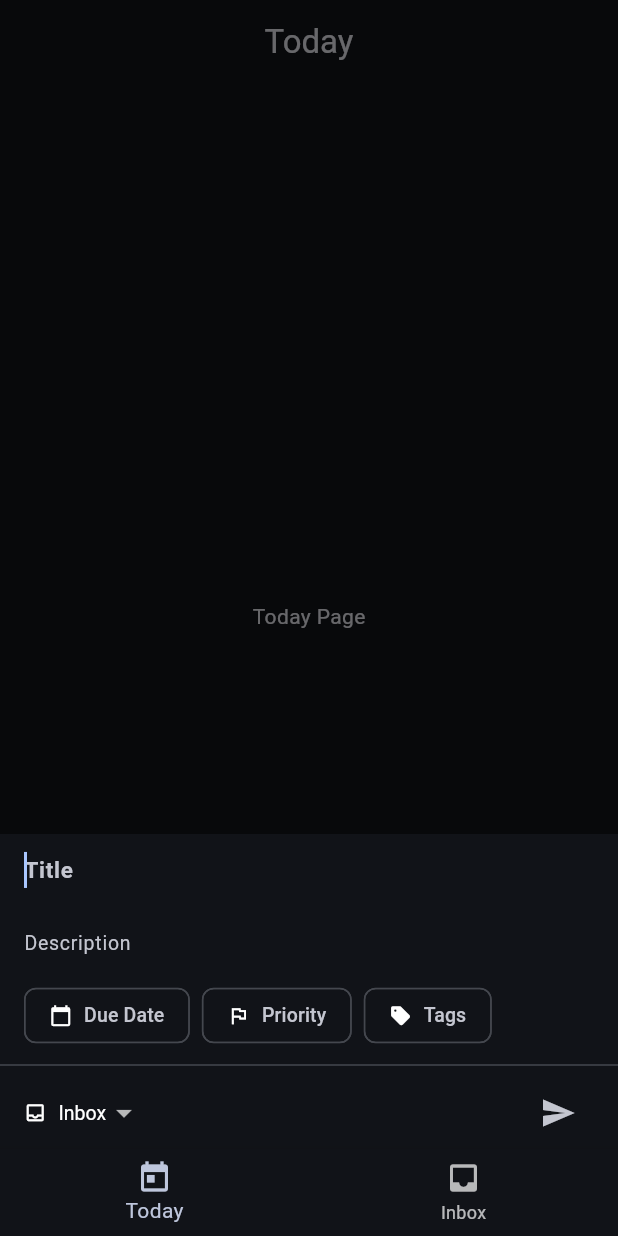
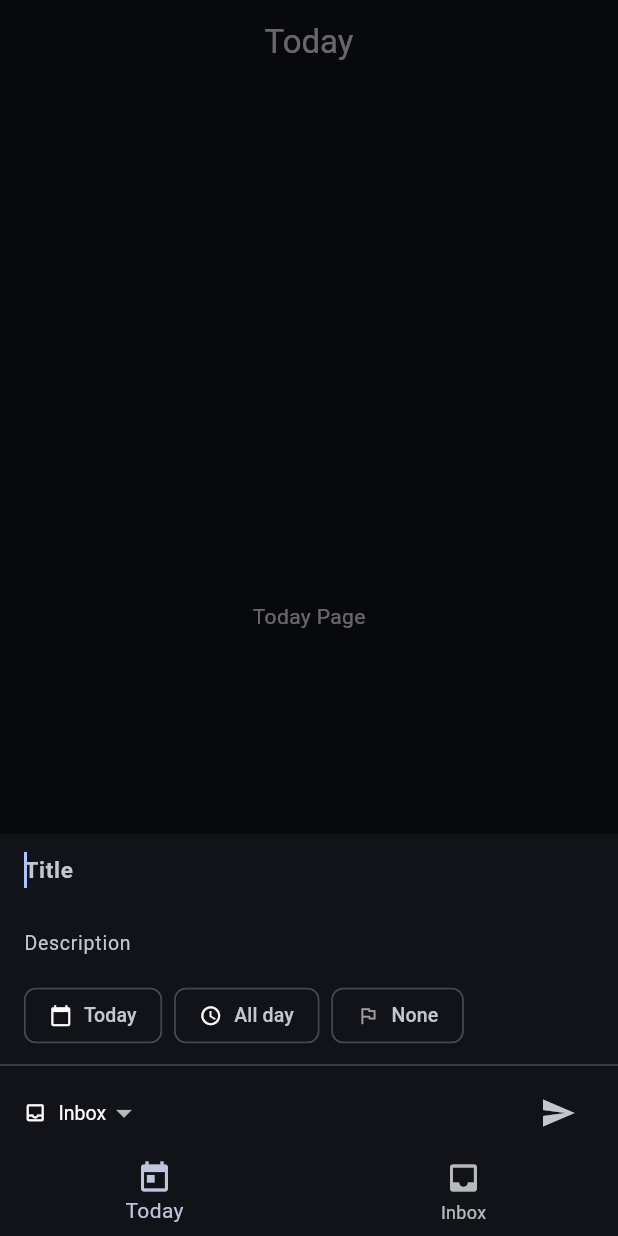
Before and after one commit to CesaTor/trackus, a Flutter app: the screen it shows after launch, after a tap on the "add" icon, on a phone screen of 412 x 824 dp. Run offline on Flutter 3.47's test engine with Material 3 defaults, Android fonts, the phone set to English and light mode, and no system bars; our stand-ins replace bloc, equatable, flutter_bloc, go_router, google_fonts, isar; accounts and stored records are empty; generated files the repository leaves out were written again.

Commit message:
date time priority pickers

```diff
--- a/lib/core/extensions/date.dart
+++ b/lib/core/extensions/date.dart
@@ -1,4 +1,23 @@
+import 'package:flutter/material.dart';
+import 'package:intl/intl.dart';
+import 'package:trackus/lib.dart';
+
 extension DateTimeExtension on DateTime {
   DateTime get start => DateTime(year, month, day);
   DateTime get end => DateTime(year, month, day, 23, 59, 59);
+
+  bool isSame(DateTime other) => difference(other) == Duration.zero;
+
+  String get humanString {
+    if (isSame(today)) {
+      return 'Today';
+    } else if (isSame(tomorrow)) {
+      return 'Tomorrow';
+    }
+    return DateFormat('dd MMM').format(this);
+  }
 }
+
+extension TimeOfDayExtension on TimeOfDay {
+  TimeOfDay get end => const TimeOfDay(hour: 23, minute: 59);
+}
--- a/lib/core/global.dart
+++ b/lib/core/global.dart
@@ -1,4 +1,5 @@
 import 'package:flutter/material.dart';
+import 'package:trackus/core/extensions/extensions.dart';
 
 final defaultColor = projectColors.first;
 
@@ -38,3 +39,7 @@ final projectColors = [
   Colors.deepPurpleAccent,
   Colors.white,
 ];
+
+DateTime get today => DateTime.now().end;
+
+DateTime get tomorrow => DateTime.now().add(const Duration(days: 1)).end;
--- a/lib/core/models/priority.dart
+++ b/lib/core/models/priority.dart
@@ -1 +1,31 @@
+import 'package:flutter/material.dart';
+
 enum Priority { low, medium, high, none }
+
+extension PriorityExtension on Priority {
+  Color get color {
+    switch (this) {
+      case Priority.low:
+        return Colors.green;
+      case Priority.medium:
+        return Colors.orange;
+      case Priority.high:
+        return Colors.red;
+      case Priority.none:
+        return Colors.grey;
+    }
+  }
+
+  String get name {
+    switch (this) {
+      case Priority.low:
+        return 'Low';
+      case Priority.medium:
+        return 'Medium';
+      case Priority.high:
+        return 'High';
+      case Priority.none:
+        return 'None';
+    }
+  }
+}
--- a/lib/features/today/presentation/widgets/item_adder.dart
+++ b/lib/features/today/presentation/widgets/item_adder.dart
@@ -1,4 +1,5 @@
 import 'package:flutter/material.dart';
+import 'package:trackus/core/extensions/extensions.dart';
 import 'package:trackus/lib.dart';
 
 part 'item_adder_options.dart';
--- a/lib/features/today/presentation/widgets/item_adder_options.dart
+++ b/lib/features/today/presentation/widgets/item_adder_options.dart
@@ -16,10 +16,15 @@ class ItemAdderOptions extends StatefulWidget {
 
 class _ItemAdderOptionsState extends State<ItemAdderOptions> {
   late Project project;
+  late DateTime dueDate;
+  TimeOfDay? dueTime;
+  late Priority priority;
 
   @override
   void initState() {
     project = widget.projects.first;
+    dueDate = DateTime.now().end;
+    priority = Priority.none;
     super.initState();
   }
 
@@ -33,37 +38,32 @@ class _ItemAdderOptionsState extends State<ItemAdderOptions> {
             scrollDirection: Axis.horizontal,
             children: [
               const SizedBox(width: 16),
-              const Chip(
-                label: Row(
-                  children: [
-                    Icon(Icons.calendar_today, size: 15),
-                    SizedBox(width: 8),
-                    Text('Due Date', style: TextStyle(fontSize: 13)),
-                  ],
-                ),
+              _ItemDatePicker(
+                currentDate: dueDate,
+                onChange: (value) => setState(() => dueDate = value),
               ),
               const SizedBox(width: 8),
-              const Chip(
-                label: Row(
-                  children: [
-                    Icon(Icons.flag_outlined, size: 15),
-                    SizedBox(width: 8),
-                    Text('Priority', style: TextStyle(fontSize: 13)),
-                  ],
-                ),
+              _ItemTimePicker(
+                currentTime: dueTime,
+                onChange: (value) => setState(() => dueTime = value),
               ),
               const SizedBox(width: 8),
-              Chip(
-                label: Row(
-                  children: [
-                    Transform.flip(
-                      child: const Icon(Icons.sell, size: 15),
-                    ),
-                    const SizedBox(width: 8),
-                    const Text('Tags', style: TextStyle(fontSize: 13)),
-                  ],
-                ),
+              _ItemPriorityPicker(
+                currentPriority: priority,
+                onChange: (value) => setState(() => priority = value),
               ),
+              const SizedBox(width: 8),
+              // Chip(
+              //   label: Row(
+              //     children: [
+              //       Transform.flip(
+              //         child: const Icon(Icons.sell, size: 15),
+              //       ),
+              //       const SizedBox(width: 8),
+              //       const Text('Tags', style: TextStyle(fontSize: 13)),
+              //     ],
+              //   ),
+              // ),
             ],
           ),
         ),
@@ -111,3 +111,130 @@ class _ItemAdderOptionsState extends State<ItemAdderOptions> {
     );
   }
 }
+
+class _ItemDatePicker extends StatelessWidget {
+  const _ItemDatePicker({
+    required this.currentDate,
+    required this.onChange,
+  });
+
+  final DateTime currentDate;
+  final void Function(DateTime value) onChange;
+
+  @override
+  Widget build(BuildContext context) {
+    return GestureDetector(
+      onTap: () async {
+        final now = DateTime.now();
+        final last = now.add(const Duration(days: 365));
+        final res = (await showDatePicker(
+          context: context,
+          initialDate: now,
+          firstDate: now,
+          lastDate: last,
+        ))
+            ?.end;
+        if (res == null) return;
+        onChange(res);
+      },
+      child: Chip(
+        label: Row(
+          children: [
+            const Icon(Icons.calendar_today, size: 15),
+            const SizedBox(width: 8),
+            Text(
+              currentDate.humanString,
+              style: const TextStyle(fontSize: 13),
+            ),
+          ],
+        ),
+      ),
+    );
+  }
+}
+
+class _ItemTimePicker extends StatelessWidget {
+  const _ItemTimePicker({
+    required this.currentTime,
+    required this.onChange,
+  });
+
+  final TimeOfDay? currentTime;
+  final void Function(TimeOfDay value) onChange;
+
+  @override
+  Widget build(BuildContext context) {
+    return GestureDetector(
+      onTap: () async {
+        final res = await showTimePicker(
+          context: context,
+          initialTime: const TimeOfDay(hour: 12, minute: 0),
+        );
+        if (res == null) return;
+        onChange(res);
+      },
+      child: Chip(
+        label: Row(
+          children: [
+            const Icon(Icons.schedule, size: 15),
+            const SizedBox(width: 8),
+            Text(
+              shortTime(currentTime),
+              style: const TextStyle(fontSize: 13),
+            ),
+          ],
+        ),
+      ),
+    );
+  }
+
+  String shortTime(TimeOfDay? tod) {
+    if (tod == null) return 'All day';
+    return '${tod.hour}:${tod.minute < 10 ? '0' : ''}${tod.minute}';
+  }
+}
+
+class _ItemPriorityPicker extends StatelessWidget {
+  const _ItemPriorityPicker({
+    required this.currentPriority,
+    required this.onChange,
+  });
+
+  final Priority currentPriority;
+  final void Function(Priority value) onChange;
+
+  @override
+  Widget build(BuildContext context) {
+    return PopupMenuButton<Priority>(
+      itemBuilder: (context) {
+        return Priority.values
+            .map(
+              (e) => PopupMenuItem(
+                value: e,
+                child: Row(
+                  children: [
+                    Icon(Icons.flag_outlined, size: 15, color: e.color),
+                    const SizedBox(width: 8),
+                    Text(e.name),
+                  ],
+                ),
+              ),
+            )
+            .toList();
+      },
+      onSelected: onChange,
+      child: Chip(
+        label: Row(
+          children: [
+            Icon(Icons.flag_outlined, size: 15, color: currentPriority.color),
+            const SizedBox(width: 8),
+            Text(
+              currentPriority.name,
+              style: const TextStyle(fontSize: 13),
+            ),
+          ],
+        ),
+      ),
+    );
+  }
+}
```
